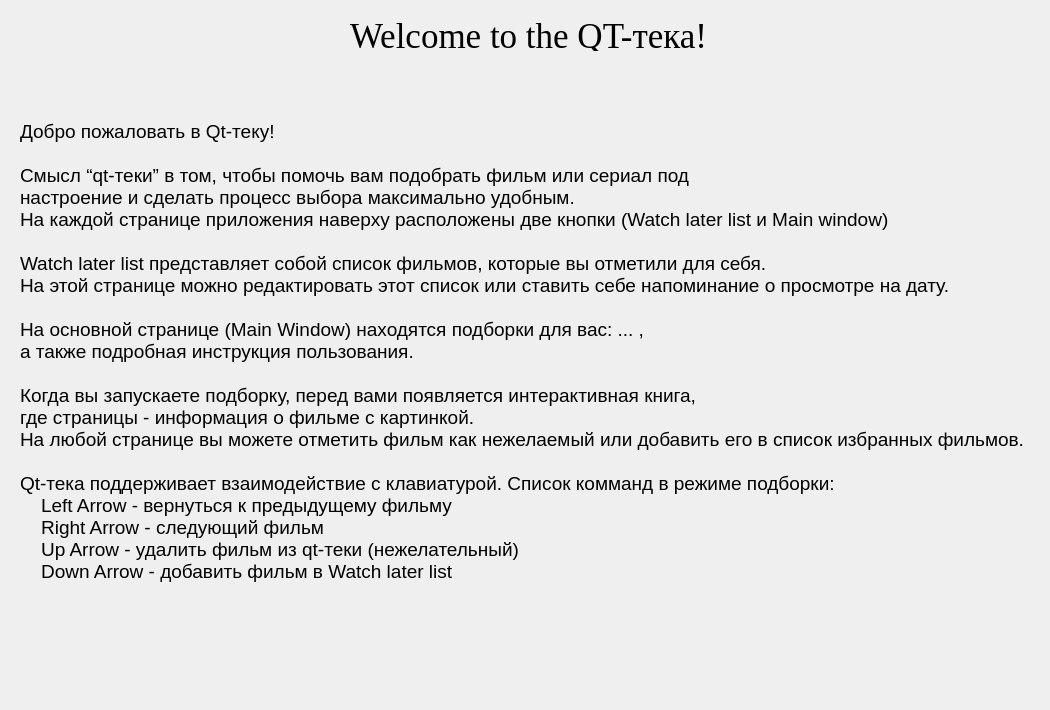
First picture: the form in ui/Read.ui, repository NLarinov/QTteka, before the edit.
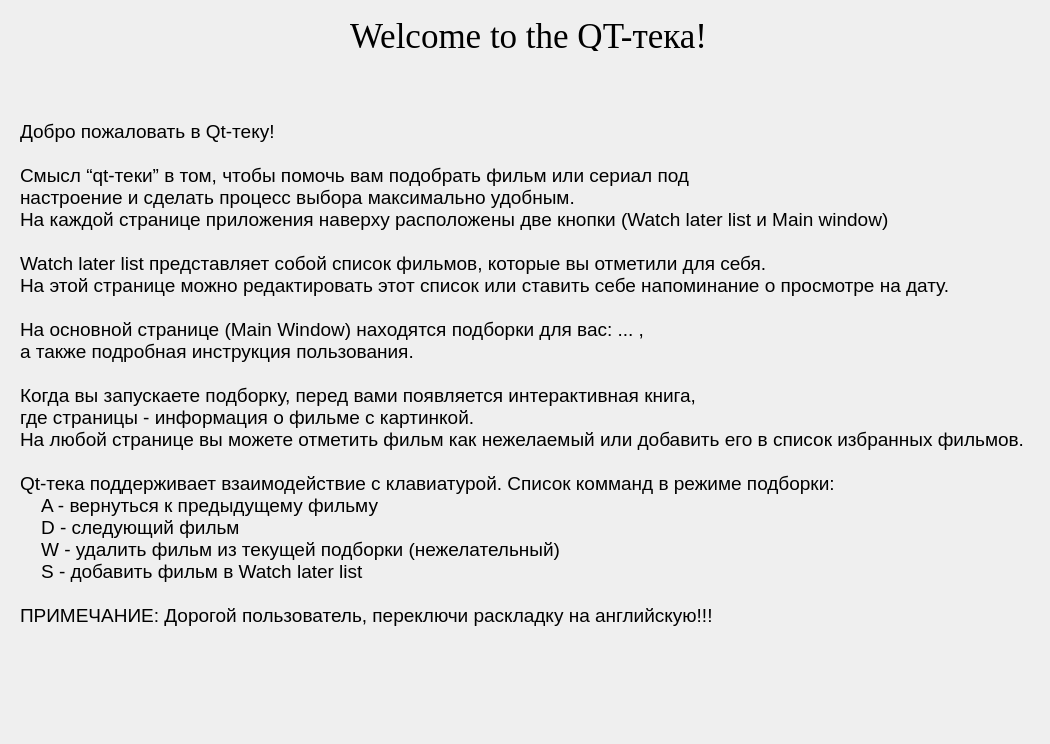
Second picture: the form after the edit.

```diff
--- a/ui/Read.ui
+++ b/ui/Read.ui
@@ -7,7 +7,7 @@
     <x>0</x>
     <y>0</y>
     <width>1050</width>
-    <height>710</height>
+    <height>744</height>
    </rect>
   </property>
   <property name="windowTitle">
@@ -43,7 +43,7 @@
      <x>20</x>
      <y>120</y>
      <width>1011</width>
-     <height>501</height>
+     <height>551</height>
     </rect>
    </property>
    <property name="font">
@@ -69,11 +69,12 @@
 На любой странице вы можете отметить фильм как нежелаемый или добавить его в список избранных фильмов.
 
 Qt-тека поддерживает взаимодействие с клавиатурой. Список комманд в режиме подборки:
-    Left Arrow - вернуться к предыдущему фильму
-    Right Arrow - следующий фильм
-    Up Arrow - удалить фильм из qt-теки (нежелательный)
-    Down Arrow - добавить фильм в Watch later list
-</string>
+    A - вернуться к предыдущему фильму
+    D - следующий фильм
+    W - удалить фильм из текущей подборки (нежелательный)
+    S - добавить фильм в Watch later list
+
+ПРИМЕЧАНИЕ: Дорогой пользователь, переключи раскладку на английскую!!!</string>
    </property>
    <property name="alignment">
     <set>Qt::AlignLeading|Qt::AlignLeft|Qt::AlignTop</set>
```
